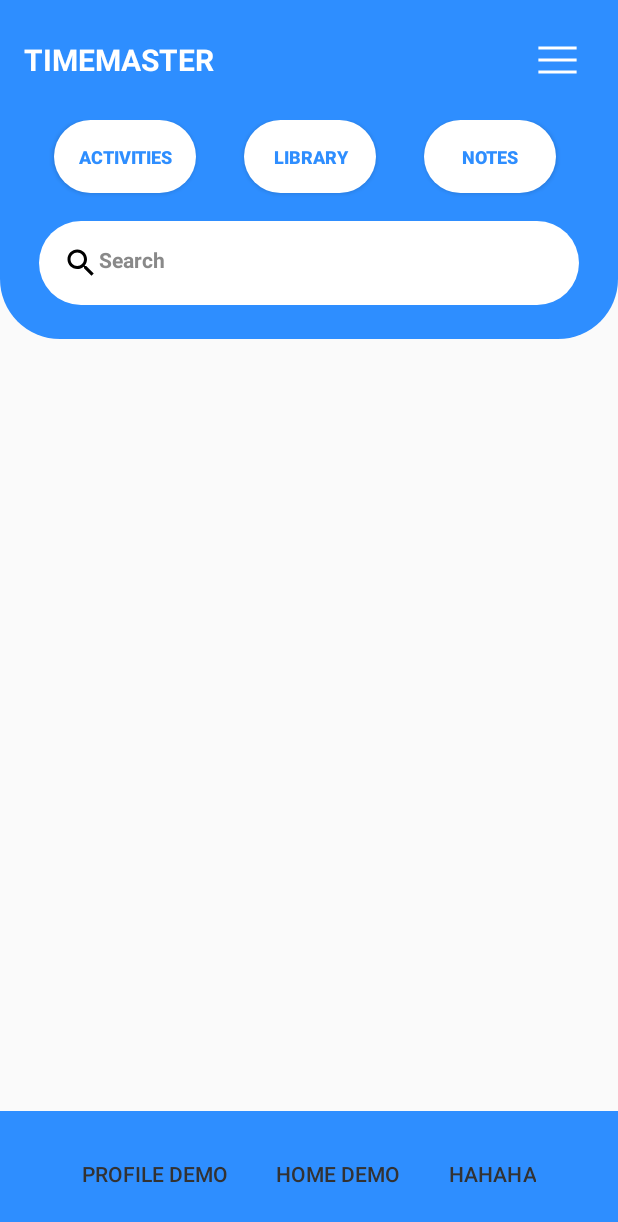
After one commit to hohung113/ONEBIT, an Android app built with Jetpack Compose: the layout homepage.xml on its own in the app's theme, with its tools: preview values and no code run, on a phone screen of 412 x 824 dp. The commit adds this screen. Shown: the top 1222 px of the screen. Run offline under Robolectric (Android 15) with nearby library versions, the phone set to English and light mode, and no system bars.

Commit message:
add base homepage

```diff
--- a/app/build.gradle.kts
+++ b/app/build.gradle.kts
@@ -59,6 +59,8 @@ dependencies {
     implementation(libs.androidx.ui.graphics)
     implementation(libs.androidx.ui.tooling.preview)
     implementation(libs.androidx.material3)
+    implementation(libs.support.annotations)
+    implementation(libs.material)
     testImplementation(libs.junit)
     androidTestImplementation(libs.androidx.junit)
     androidTestImplementation(libs.androidx.espresso.core)
@@ -66,5 +68,4 @@ dependencies {
     androidTestImplementation(libs.androidx.ui.test.junit4)
     debugImplementation(libs.androidx.ui.tooling)
     debugImplementation(libs.androidx.ui.test.manifest)
-
 }
--- /dev/null
+++ b/app/src/main/java/com/example/onebitmoblie/homepage/HomeActivity.java
@@ -0,0 +1,16 @@
+package com.example.onebitmoblie.homepage;
+
+import android.app.Activity;
+import android.os.Bundle;
+
+import androidx.annotation.Nullable;
+
+import com.example.onebitmoblie.R;
+
+public class HomeActivity extends Activity {
+    @Override
+    protected void onCreate(@Nullable Bundle savedInstanceState) {
+        super.onCreate(savedInstanceState);
+        setContentView(R.layout.homepage);
+    }
+}
--- /dev/null
+++ b/app/src/main/res/drawable/baseline_option_medium_24.xml
@@ -0,0 +1,9 @@
+<vector xmlns:android="http://schemas.android.com/apk/res/android" android:height="24dp" android:tint="#FFFFFF" android:viewportHeight="24" android:viewportWidth="24" android:width="34dp">
+
+    <path android:fillColor="@android:color/white" android:pathData="M3,3h18v2h-18z"/>
+
+    <path android:fillColor="@android:color/white" android:pathData="M3,19h18v2h-18z"/>
+
+    <path android:fillColor="@android:color/white" android:pathData="M3,11h18v2h-18z"/>
+
+</vector>
--- /dev/null
+++ b/app/src/main/res/drawable/bottonrounded_header.xml
@@ -0,0 +1,7 @@
+<?xml version="1.0" encoding="utf-8"?>
+<shape xmlns:android="http://schemas.android.com/apk/res/android">
+    <solid android:color="@color/mainbackgroundcolor"/>
+    <corners
+        android:bottomLeftRadius="40dp"
+        android:bottomRightRadius="40dp"/>
+</shape>
--- /dev/null
+++ b/app/src/main/res/drawable/icon_search.xml
@@ -0,0 +1,5 @@
+<vector xmlns:android="http://schemas.android.com/apk/res/android" android:height="24dp" android:tint="#000000" android:viewportHeight="24" android:viewportWidth="24" android:width="24dp">
+
+    <path android:fillColor="@android:color/white" android:pathData="M15.5,14h-0.79l-0.28,-0.27C15.41,12.59 16,11.11 16,9.5 16,5.91 13.09,3 9.5,3S3,5.91 3,9.5 5.91,16 9.5,16c1.61,0 3.09,-0.59 4.23,-1.57l0.27,0.28v0.79l5,4.99L20.49,19l-4.99,-5zM9.5,14C7.01,14 5,11.99 5,9.5S7.01,5 9.5,5 14,7.01 14,9.5 11.99,14 9.5,14z"/>
+
+</vector>
--- /dev/null
+++ b/app/src/main/res/drawable/rounded_background.xml
@@ -0,0 +1,5 @@
+<?xml version="1.0" encoding="utf-8"?>
+<shape xmlns:android="http://schemas.android.com/apk/res/android">
+    <solid android:color="@color/white"/>
+    <corners android:radius="36dp"/>
+</shape>
--- /dev/null
+++ b/app/src/main/res/layout/homepage.xml
@@ -0,0 +1,120 @@
+<?xml version="1.0" encoding="utf-8"?>
+<LinearLayout xmlns:android="http://schemas.android.com/apk/res/android"
+    xmlns:app="http://schemas.android.com/apk/res-auto"
+    android:orientation="vertical"
+    android:layout_width="match_parent"
+    android:layout_height="match_parent">
+
+ <LinearLayout
+     android:layout_width="match_parent"
+     android:layout_height="wrap_content"
+     android:orientation="horizontal"
+     android:padding="16dp"
+     android:background="@color/mainbackgroundcolor"
+     android:gravity="center_vertical">
+
+  <TextView
+      android:layout_width="0dp"
+      android:layout_height="wrap_content"
+      android:layout_weight="1"
+      android:text="TIMEMASTER"
+      android:textColor="@color/white"
+      android:textSize="20sp"
+      android:textStyle="bold" />
+
+  <!-- Option Button -->
+  <Button
+      android:layout_width="51dp"
+      android:layout_height="wrap_content"
+      android:background="?android:attr/selectableItemBackground"
+      android:drawableStart="@drawable/baseline_option_medium_24"
+      android:textColor="@color/white"
+      android:gravity="center"
+      android:paddingLeft="10dp"/>
+
+ </LinearLayout>
+
+
+ <LinearLayout
+     android:layout_width="match_parent"
+     android:layout_height="146dp"
+     android:background="@drawable/bottonrounded_header"
+     android:orientation="vertical">
+
+  <!--  Tabs  -->
+  <LinearLayout
+      android:layout_width="match_parent"
+      android:layout_height="67dp"
+      android:orientation="horizontal"
+      android:weightSum="3">
+
+   <Button
+       android:layout_width="wrap_content"
+       android:layout_height="wrap_content"
+       android:layout_marginStart="36dp"
+       android:layout_marginEnd="16dp"
+       android:background="@drawable/rounded_background"
+       android:clickable="true"
+       android:focusable="true"
+       android:gravity="center"
+       android:linksClickable="true"
+       android:padding="16dp"
+       android:text="Activities"
+       android:textColor="@color/mainbackgroundcolor"
+       android:textSize="12sp"
+       android:textStyle="bold" />
+
+   <Button
+       android:layout_width="wrap_content"
+       android:layout_height="wrap_content"
+       android:layout_marginStart="16dp"
+       android:layout_marginEnd="16dp"
+       android:background="@drawable/rounded_background"
+       android:clickable="true"
+       android:focusable="true"
+       android:gravity="center"
+       android:linksClickable="true"
+       android:padding="16dp"
+       android:text="Library"
+       android:textColor="@color/mainbackgroundcolor"
+       android:textSize="12sp"
+       android:textStyle="bold" />
+
+   <Button
+       android:layout_width="wrap_content"
+       android:layout_height="wrap_content"
+       android:layout_marginStart="16dp"
+       android:layout_marginEnd="16dp"
+       android:background="@drawable/rounded_background"
+       android:clickable="true"
+       android:focusable="true"
+       android:gravity="center"
+       android:linksClickable="true"
+       android:padding="16dp"
+       android:text="Notes"
+       android:textColor="@color/mainbackgroundcolor"
+       android:textSize="12sp"
+       android:textStyle="bold" />
+  </LinearLayout>
+
+
+  <TextView
+      android:id="@+id/tvSearch"
+      android:layout_width="match_parent"
+      android:layout_height="wrap_content"
+      android:layout_marginStart="26dp"
+      android:layout_marginEnd="26dp"
+      android:layout_marginBottom="20dp"
+      android:background="@drawable/rounded_background"
+      android:gravity="left"
+      android:padding="16dp"
+      android:text="Search"
+      android:textColor="@color/secontextcolor"
+      android:textStyle="bold"
+      android:drawableLeft="@drawable/icon_search" />
+ </LinearLayout>
+
+ <include
+     layout="@layout/hung_footercomponent" />
+
+</LinearLayout>
--- /dev/null
+++ b/app/src/main/res/layout/hung_footercomponent.xml
@@ -0,0 +1,51 @@
+<!--Just Demo-->
+<FrameLayout xmlns:android="http://schemas.android.com/apk/res/android"
+    android:layout_width="match_parent"
+    android:layout_height="match_parent">
+
+    <LinearLayout
+        android:layout_width="match_parent"
+        android:layout_height="match_parent"
+        android:orientation="vertical">
+
+    </LinearLayout>
+
+
+    <LinearLayout
+        android:layout_width="match_parent"
+        android:layout_height="wrap_content"
+        android:orientation="horizontal"
+        android:gravity="center"
+        android:background="@color/mainbackgroundcolor"
+        android:padding="16dp"
+        android:layout_gravity="bottom">
+
+        <Button
+            android:layout_width="wrap_content"
+            android:layout_height="wrap_content"
+            android:background="?android:attr/selectableItemBackground"
+            android:text="Profile Demo"
+            android:textColor="@color/maintextcolor"
+            android:gravity="center"
+            android:padding="16dp"/>
+
+        <Button
+            android:layout_width="wrap_content"
+            android:layout_height="wrap_content"
+            android:background="?android:attr/selectableItemBackground"
+            android:text="Home Demo"
+            android:textColor="@color/maintextcolor"
+            android:gravity="center"
+            android:padding="16dp"/>
+
+        <Button
+            android:layout_width="wrap_content"
+            android:layout_height="wrap_content"
+            android:background="?android:attr/selectableItemBackground"
+            android:text="hahaha"
+            android:textColor="@color/maintextcolor"
+            android:gravity="center"
+            android:padding="16dp"/>
+    </LinearLayout>
+
+</FrameLayout>
--- a/app/src/main/res/values/colors.xml
+++ b/app/src/main/res/values/colors.xml
@@ -7,4 +7,8 @@
     <color name="teal_700">#FF018786</color>
     <color name="black">#FF000000</color>
     <color name="white">#FFFFFFFF</color>
+    <color name="mainbackgroundcolor">#2E8EFF</color>
+    <color name="secondbackgroundcolor">#7DCDFF</color>
+    <color name="maintextcolor">#333232</color>
+    <color name="secontextcolor">#898989</color>
 </resources>
--- a/gradle/libs.versions.toml
+++ b/gradle/libs.versions.toml
@@ -8,6 +8,8 @@ espressoCore = "3.6.1"
 lifecycleRuntimeKtx = "2.6.1"
 activityCompose = "1.9.0"
 composeBom = "2024.04.01"
+supportAnnotations = "28.0.0"
+material = "1.12.0"
 
 [libraries]
 androidx-core-ktx = { group = "androidx.core", name = "core-ktx", version.ref = "coreKtx" }
@@ -24,6 +26,8 @@ androidx-ui-tooling-preview = { group = "androidx.compose.ui", name = "ui-toolin
 androidx-ui-test-manifest = { group = "androidx.compose.ui", name = "ui-test-manifest" }
 androidx-ui-test-junit4 = { group = "androidx.compose.ui", name = "ui-test-junit4" }
 androidx-material3 = { group = "androidx.compose.material3", name = "material3" }
+support-annotations = { group = "com.android.support", name = "support-annotations", version.ref = "supportAnnotations" }
+material = { group = "com.google.android.material", name = "material", version.ref = "material" }
 
 [plugins]
 android-application = { id = "com.android.application", version.ref = "agp" }
```
